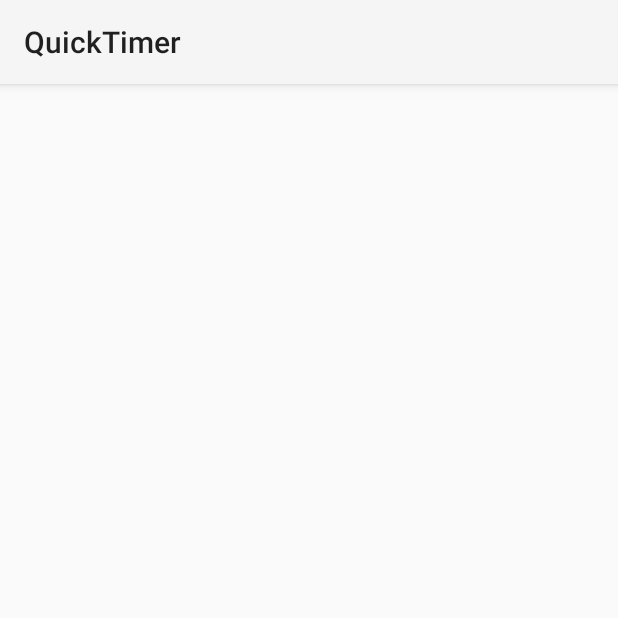
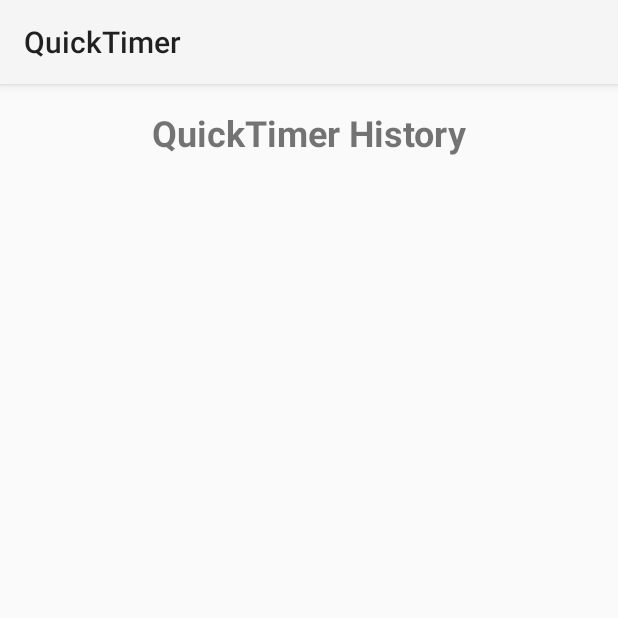
Before and after one commit to Ashuvwxyz/QuickTimer_20CYS404, an Android app: the screen it shows after launch (TimerHistoryActivity), after a tap on an icon or button, on a phone screen of 412 x 824 dp, the top half of it. Run offline under Robolectric (Android 15) with nearby library versions, the phone set to English and light mode, and no system bars.

Commit message:
Commit 4 - made changes to history

```diff
--- a/app/src/main/java/com/example/quicktimer/TimerActivity.java
+++ b/app/src/main/java/com/example/quicktimer/TimerActivity.java
@@ -10,6 +10,9 @@ import android.widget.EditText;
 import android.widget.Toast;
 import androidx.appcompat.app.AppCompatActivity;
 import com.google.android.material.floatingactionbutton.FloatingActionButton;
+import java.text.SimpleDateFormat;
+import java.util.Date;
+import java.util.Locale;
 
 public class TimerActivity extends AppCompatActivity {
     private EditText hoursInput, minutesInput, secondsInput;
@@ -76,7 +79,8 @@ public class TimerActivity extends AppCompatActivity {
         int seconds = Integer.parseInt(secondsInput.getText().toString());
 
         originalTime = String.format("%02d:%02d:%02d", hours, minutes, seconds);
-        dbHelper.insertTimerValue(originalTime);
+        String systemTime = new SimpleDateFormat("yyyy-MM-dd HH:mm:ss", Locale.getDefault()).format(new Date());
+        dbHelper.insertTimerValue(systemTime, originalTime);
 
         timeInMillis = (hours * 3600 + minutes * 60 + seconds) * 1000;
         if (timeInMillis <= 0) return; // Ignore if time is zero
--- a/app/src/main/java/com/example/quicktimer/TimerDatabaseHelper.java
+++ b/app/src/main/java/com/example/quicktimer/TimerDatabaseHelper.java
@@ -7,11 +7,12 @@ import android.database.sqlite.SQLiteDatabase;
 import android.database.sqlite.SQLiteOpenHelper;
 
 public class TimerDatabaseHelper extends SQLiteOpenHelper {
-    private static final String DATABASE_NAME = "timers.db";
+    private static final String DATABASE_NAME = "timers1.db";
     private static final int DATABASE_VERSION = 1;
-    private static final String TABLE_NAME = "timers";
-    private static final String COLUMN_ID = "id";
-    private static final String COLUMN_TIMER_VALUE = "timer_value";
+    public static final String TABLE_NAME = "timers";
+    public static final String COLUMN_ID = "id";
+    public static final String COLUMN_SYSTEM_TIME = "system_time";
+    public static final String COLUMN_TIMER_VALUE = "timer_value";
 
     public TimerDatabaseHelper(Context context) {
         super(context, DATABASE_NAME, null, DATABASE_VERSION);
@@ -21,6 +22,7 @@ public class TimerDatabaseHelper extends SQLiteOpenHelper {
     public void onCreate(SQLiteDatabase db) {
         String CREATE_TABLE = "CREATE TABLE " + TABLE_NAME + " (" +
                 COLUMN_ID + " INTEGER PRIMARY KEY AUTOINCREMENT, " +
+                COLUMN_SYSTEM_TIME + " TEXT, " +
                 COLUMN_TIMER_VALUE + " TEXT)";
         db.execSQL(CREATE_TABLE);
     }
@@ -31,22 +33,17 @@ public class TimerDatabaseHelper extends SQLiteOpenHelper {
         onCreate(db);
     }
 
-    public void insertTimerValue(String timerValue) {
+    public void insertTimerValue(String systemTime, String timerValue) {
         SQLiteDatabase db = this.getWritableDatabase();
         ContentValues values = new ContentValues();
+        values.put(COLUMN_SYSTEM_TIME, systemTime);
         values.put(COLUMN_TIMER_VALUE, timerValue);
         db.insert(TABLE_NAME, null, values);
         db.close();
     }
 
-    public String getLastTimerValue() {
+    public Cursor getAllTimerValues() {
         SQLiteDatabase db = this.getReadableDatabase();
-        Cursor cursor = db.query(TABLE_NAME, new String[]{COLUMN_TIMER_VALUE}, null, null, null, null, COLUMN_ID + " DESC", "1");
-        if (cursor != null && cursor.moveToFirst()) {
-            String timerValue = cursor.getString(cursor.getColumnIndex(COLUMN_TIMER_VALUE));
-            cursor.close();
-            return timerValue;
-        }
-        return "00:00:00";
+        return db.query(TABLE_NAME, null, null, null, null, null, COLUMN_ID + " DESC");
     }
 }
--- a/app/src/main/java/com/example/quicktimer/TimerHistoryActivity.java
+++ b/app/src/main/java/com/example/quicktimer/TimerHistoryActivity.java
@@ -1,4 +1,3 @@
-// TimerHistoryActivity.java
 package com.example.quicktimer;
 
 import android.database.Cursor;
@@ -30,17 +29,14 @@ public class TimerHistoryActivity extends AppCompatActivity {
 
     private List<TimerHistoryItem> getTimerHistory() {
         List<TimerHistoryItem> historyList = new ArrayList<>();
-        Cursor cursor = dbHelper.getReadableDatabase().query(
-                "timers",
-                new String[]{"id", "timer_value"},
-                null, null, null, null, "id DESC"
-        );
+        Cursor cursor = dbHelper.getAllTimerValues();
 
         if (cursor != null && cursor.moveToFirst()) {
             do {
-                int id = cursor.getInt(cursor.getColumnIndex("id"));
-                String timerValue = cursor.getString(cursor.getColumnIndex("timer_value"));
-                historyList.add(new TimerHistoryItem(id, timerValue));
+                int id = cursor.getInt(cursor.getColumnIndex(TimerDatabaseHelper.COLUMN_ID));
+                String systemTime = cursor.getString(cursor.getColumnIndex(TimerDatabaseHelper.COLUMN_SYSTEM_TIME));
+                String timerValue = cursor.getString(cursor.getColumnIndex(TimerDatabaseHelper.COLUMN_TIMER_VALUE));
+                historyList.add(new TimerHistoryItem(id, systemTime, timerValue));
             } while (cursor.moveToNext());
             cursor.close();
         }
--- a/app/src/main/java/com/example/quicktimer/TimerHistoryAdapter.java
+++ b/app/src/main/java/com/example/quicktimer/TimerHistoryAdapter.java
@@ -26,6 +26,7 @@ public class TimerHistoryAdapter extends RecyclerView.Adapter<TimerHistoryAdapte
     public void onBindViewHolder(@NonNull ViewHolder holder, int position) {
         TimerHistoryItem item = timerHistory.get(position);
         holder.idTextView.setText(String.valueOf(item.getId()));
+        holder.systemTimeTextView.setText(item.getSystemTime());
         holder.timerValueTextView.setText(item.getTimerValue());
     }
 
@@ -36,11 +37,13 @@ public class TimerHistoryAdapter extends RecyclerView.Adapter<TimerHistoryAdapte
 
     public static class ViewHolder extends RecyclerView.ViewHolder {
         public TextView idTextView;
+        public TextView systemTimeTextView;
         public TextView timerValueTextView;
 
         public ViewHolder(View itemView) {
             super(itemView);
             idTextView = itemView.findViewById(R.id.id_text_view);
+            systemTimeTextView = itemView.findViewById(R.id.system_time_text_view);
             timerValueTextView = itemView.findViewById(R.id.timer_value_text_view);
         }
     }
--- a/app/src/main/res/layout/activity_timer_history.xml
+++ b/app/src/main/res/layout/activity_timer_history.xml
@@ -1,4 +1,3 @@
-<!-- activity_timer_history.xml -->
 <androidx.constraintlayout.widget.ConstraintLayout xmlns:android="http://schemas.android.com/apk/res/android"
     xmlns:app="http://schemas.android.com/apk/res-auto"
     xmlns:tools="http://schemas.android.com/tools"
@@ -6,11 +5,23 @@
     android:layout_height="match_parent"
     tools:context=".TimerHistoryActivity">
 
+    <TextView
+        android:id="@+id/title_text_view"
+        android:layout_width="wrap_content"
+        android:layout_height="wrap_content"
+        android:text="QuickTimer History"
+        android:textSize="24sp"
+        android:textStyle="bold"
+        app:layout_constraintTop_toTopOf="parent"
+        app:layout_constraintStart_toStartOf="parent"
+        app:layout_constraintEnd_toEndOf="parent"
+        android:layout_marginTop="16dp" />
+
     <androidx.recyclerview.widget.RecyclerView
         android:id="@+id/recycler_view"
         android:layout_width="0dp"
         android:layout_height="0dp"
-        app:layout_constraintTop_toTopOf="parent"
+        app:layout_constraintTop_toBottomOf="@id/title_text_view"
         app:layout_constraintBottom_toBottomOf="parent"
         app:layout_constraintStart_toStartOf="parent"
         app:layout_constraintEnd_toEndOf="parent" />
```
Also changed, not shown: app/src/main/java/com/example/quicktimer/TimerHistoryItem.java (+7 -2 lines), app/src/main/res/layout/item_timer_history.xml (+7 -1 lines).
